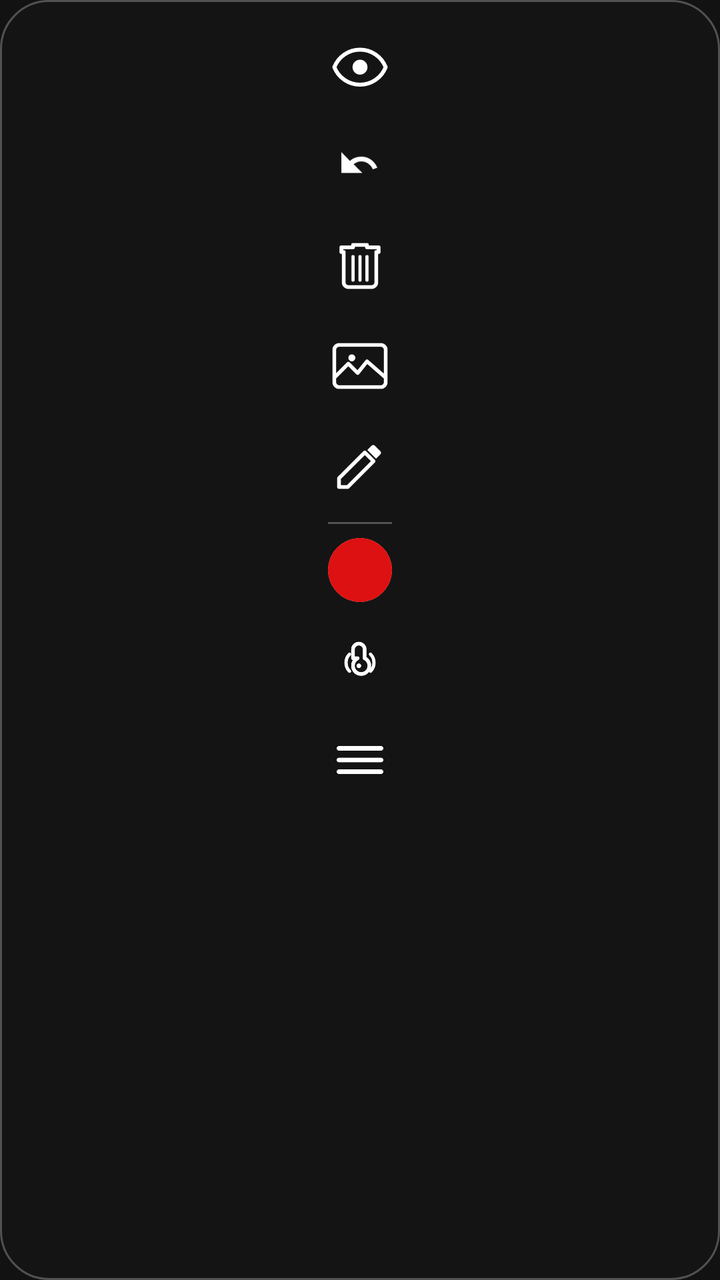
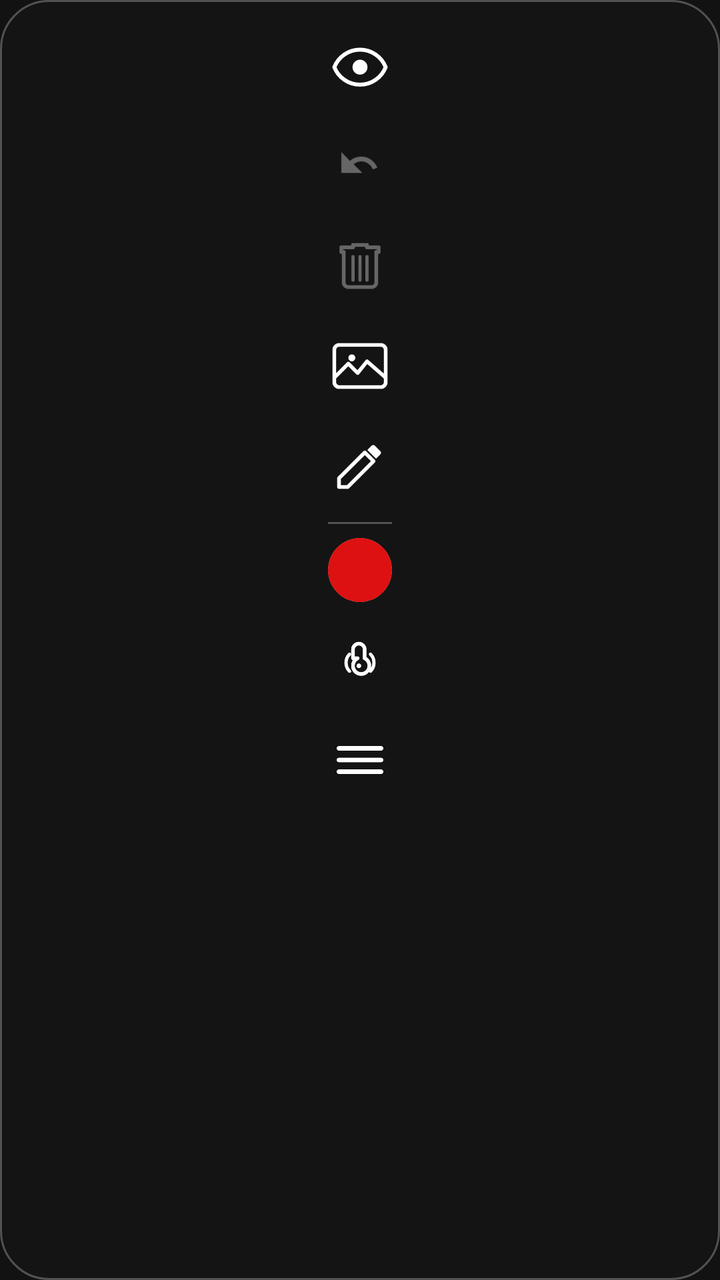

The first picture is an Android layout as it rendered before a commit; the second is the same layout after the commit. The layout source and the unified diff follow.
<!-- AndroidManifest.xml: application theme Theme.DrawAnywhere -->
<!-- res/layout/overlay_toolbar_vertical.xml -->
<?xml version="1.0" encoding="utf-8"?>
<LinearLayout
    xmlns:android="http://schemas.android.com/apk/res/android"
    android:layout_width="wrap_content"
    android:layout_height="wrap_content"
    android:orientation="vertical"
    android:gravity="center_horizontal"
    android:background="@drawable/bg_toolbar"
    android:paddingStart="4dp"
    android:paddingEnd="4dp"
    android:paddingTop="8dp"
    android:paddingBottom="8dp"
    android:elevation="8dp">

    
    <ImageView
        android:id="@+id/btn_hide"
        android:layout_width="50dp"
        android:layout_height="50dp"
        android:padding="11dp"
        android:src="@drawable/ic_eye"
        android:tint="@color/toolbar_icon_default"
        android:scaleType="fitCenter"
        android:background="@android:color/transparent"
        android:contentDescription="@string/cd_btn_hide" />

    
    <ImageView
        android:id="@+id/btn_undo"
        android:layout_width="50dp"
        android:layout_height="50dp"
        android:padding="11dp"
        android:src="@drawable/ic_undo"
        android:tint="@color/toolbar_icon_default"
        android:scaleType="fitCenter"
        android:background="@android:color/transparent"
        android:contentDescription="@string/cd_btn_undo" />

    
    <ImageView
        android:id="@+id/btn_clear"
        android:layout_width="50dp"
        android:layout_height="50dp"
        android:padding="11dp"
        android:src="@drawable/ic_trash"
        android:tint="@color/toolbar_icon_default"
        android:scaleType="fitCenter"
        android:background="@android:color/transparent"
        android:contentDescription="@string/cd_btn_clear" />

    
    <ImageView
        android:id="@+id/btn_add_image"
        android:layout_width="50dp"
        android:layout_height="50dp"
        android:padding="11dp"
        android:src="@drawable/ic_image"
        android:tint="@color/toolbar_icon_default"
        android:scaleType="fitCenter"
        android:background="@android:color/transparent"
        android:contentDescription="@string/cd_btn_image" />

    
    <ImageView
        android:id="@+id/btn_tools"
        android:layout_width="50dp"
        android:layout_height="50dp"
        android:padding="11dp"
        android:src="@drawable/ic_pen"
        android:tint="@color/toolbar_icon_default"
        android:scaleType="fitCenter"
        android:background="@android:color/transparent"
        android:contentDescription="@string/cd_btn_tools" />

    
    <View
        android:id="@+id/toolbar_divider"
        android:layout_width="32dp"
        android:layout_height="1dp"
        android:background="@color/toolbar_divider"
        android:layout_marginTop="3dp"
        android:layout_marginBottom="3dp" />

    
    <FrameLayout
        android:layout_width="32dp"
        android:layout_height="32dp"
        android:layout_marginTop="4dp"
        android:layout_marginBottom="4dp"
        android:background="@drawable/bg_color_dot_ring"
        android:clipToOutline="true"
        android:contentDescription="@string/cd_color_dot">
        <View
            android:id="@+id/view_color_dot"
            android:layout_width="match_parent"
            android:layout_height="match_parent"
            android:background="@color/toolbar_dot_red" />
    </FrameLayout>

    
    <ImageView
        android:id="@+id/view_finger_indicator"
        android:layout_width="50dp"
        android:layout_height="50dp"
        android:padding="11dp"
        android:src="@drawable/ic_finger"
        android:tint="@color/toolbar_icon_default"
        android:scaleType="fitCenter"
        android:background="@android:color/transparent"
        android:importantForAccessibility="no"
        android:contentDescription="@null" />

    
    <ImageView
        android:id="@+id/btn_settings"
        android:layout_width="50dp"
        android:layout_height="50dp"
        android:padding="11dp"
        android:src="@drawable/ic_settings"
        android:tint="@color/toolbar_icon_default"
        android:scaleType="fitCenter"
        android:background="@android:color/transparent"
        android:contentDescription="@string/cd_btn_settings" />

</LinearLayout>
<!-- resources referenced by this layout -->
<resources>
  <color name="toolbar_divider">#44FFFFFF</color>
  <color name="toolbar_dot_red">#FFDD1111</color>
  <color name="toolbar_icon_default">#FFFFFFFF</color>
  <!-- drawable bg_color_dot_ring (drawable) -->
  <?xml version="1.0" encoding="utf-8"?>
  <shape xmlns:android="http://schemas.android.com/apk/res/android"
      android:shape="oval">
  
      <solid android:color="@android:color/transparent" />
  
      <stroke
          android:width="2dp"
          android:color="#FFFFFFFF" />
  
  </shape>
  <!-- drawable bg_toolbar (drawable) -->
  <?xml version="1.0" encoding="utf-8"?>
  <shape xmlns:android="http://schemas.android.com/apk/res/android"
      android:shape="rectangle">
  
      <solid android:color="@color/toolbar_bg" />
  
      <corners android:radius="24dp" />
  
      <stroke
          android:width="1dp"
          android:color="@color/toolbar_divider" />
  
  </shape>
  <!-- drawable ic_eye (drawable) -->
  <?xml version="1.0" encoding="utf-8"?>
  <vector xmlns:android="http://schemas.android.com/apk/res/android"
      android:width="24dp" android:height="24dp"
      android:viewportWidth="24" android:viewportHeight="24">
      <path
          android:pathData="M12,5C7,5 2.73,8.11 1,12.5C2.73,16.89 7,20 12,20C17,20 21.27,16.89 23,12.5C21.27,8.11 17,5 12,5Z"
          android:fillColor="#00000000"
          android:strokeColor="#FFFFFFFF"
          android:strokeWidth="1.7"
          android:strokeLineCap="round"
          android:strokeLineJoin="round" />
      <path
          android:pathData="M12,9.3A3.2,3.2 0,0 1,15.2 12.5A3.2,3.2 0,0 1,12 15.7A3.2,3.2 0,0 1,8.8 12.5A3.2,3.2 0,0 1,12 9.3Z"
          android:fillColor="#FFFFFFFF" />
  </vector>
  <!-- drawable ic_pen (drawable) -->
  <?xml version="1.0" encoding="utf-8"?>
  <vector xmlns:android="http://schemas.android.com/apk/res/android"
      android:width="24dp"
      android:height="24dp"
      android:viewportWidth="24"
      android:viewportHeight="24">
  
      
      <path
          android:pathData="M3,17.25V21H6.75L17.81,9.94L14.06,6.19L3,17.25Z"
          android:fillColor="#00000000"
          android:strokeColor="#FFFFFFFF"
          android:strokeWidth="1.6"
          android:strokeLineCap="round"
          android:strokeLineJoin="round" />
  
      
      <path
          android:pathData="M20.71,7.04C21.1,6.65 21.1,6.02 20.71,5.63L18.37,3.29C17.98,2.9 17.35,2.9 16.96,3.29L15.13,5.12L18.88,8.87L20.71,7.04Z"
          android:fillColor="#FFFFFFFF" />
  
  </vector>
  <!-- drawable ic_undo (drawable) -->
  <?xml version="1.0" encoding="utf-8"?>
  <vector xmlns:android="http://schemas.android.com/apk/res/android"
      android:width="24dp"
      android:height="24dp"
      android:viewportWidth="24"
      android:viewportHeight="24">
  
      <path
          android:pathData="M12.5,8C10.65,8 8.99,8.7 7.7,9.83L4,6V15H13L9.27,11.27C10.16,10.49 11.28,10 12.5,10C14.77,10 16.72,11.44 17.5,13.45L19.41,12.74C18.29,9.87 15.61,8 12.5,8Z"
          android:fillColor="#FFFFFFFF" />
  
  </vector>
  <string name="cd_btn_clear">Clear canvas</string>
  <string name="cd_btn_hide">Hide or show canvas</string>
  <string name="cd_btn_image">Add image from gallery</string>
  <string name="cd_btn_settings">Open settings</string>
  <string name="cd_btn_tools">Select drawing tool</string>
  <string name="cd_btn_undo">Undo last stroke</string>
  <string name="cd_color_dot">Current drawing color</string>
  <color name="toolbar_bg">#E8141414</color>
  <color name="colorPrimary">#FFB73A3A</color>
  <color name="colorPrimaryVariant">#FF8B0000</color>
  <color name="colorOnPrimary">#FFFFFFFF</color>
  <color name="colorSecondary">#FF444444</color>
  <color name="colorOnSecondary">#FFFFFFFF</color>
  <color name="colorError">#FFCF6679</color>
  <color name="colorOnError">#FF000000</color>
  <color name="colorSurface">#FF1C1C1C</color>
  <color name="colorOnSurface">#FFFFFFFF</color>
  <color name="colorBackground">#FF121212</color>
  <!-- unchanged entries left out for length: 5 -->
</resources>

<!-- the commit's change to res/layout/overlay_toolbar_vertical.xml (unified diff, before → after) -->
@@ -21,7 +21,7 @@
         android:src="@drawable/ic_eye"
         android:tint="@color/toolbar_icon_default"
         android:scaleType="fitCenter"
-        android:background="@android:color/transparent"
+        android:background="?attr/selectableItemBackgroundBorderless"
         android:contentDescription="@string/cd_btn_hide" />
 
     
@@ -33,7 +33,9 @@
         android:src="@drawable/ic_undo"
         android:tint="@color/toolbar_icon_default"
         android:scaleType="fitCenter"
-        android:background="@android:color/transparent"
+        android:background="?attr/selectableItemBackgroundBorderless"
+        android:alpha="0.35"
+        android:enabled="false"
         android:contentDescription="@string/cd_btn_undo" />
 
     
@@ -45,7 +47,9 @@
         android:src="@drawable/ic_trash"
         android:tint="@color/toolbar_icon_default"
         android:scaleType="fitCenter"
-        android:background="@android:color/transparent"
+        android:background="?attr/selectableItemBackgroundBorderless"
+        android:alpha="0.35"
+        android:enabled="false"
         android:contentDescription="@string/cd_btn_clear" />
 
     
@@ -57,7 +61,7 @@
         android:src="@drawable/ic_image"
         android:tint="@color/toolbar_icon_default"
         android:scaleType="fitCenter"
-        android:background="@android:color/transparent"
+        android:background="?attr/selectableItemBackgroundBorderless"
         android:contentDescription="@string/cd_btn_image" />
 
     
@@ -69,10 +73,9 @@
         android:src="@drawable/ic_pen"
         android:tint="@color/toolbar_icon_default"
         android:scaleType="fitCenter"
-        android:background="@android:color/transparent"
+        android:background="?attr/selectableItemBackgroundBorderless"
         android:contentDescription="@string/cd_btn_tools" />
 
-    
     <View
         android:id="@+id/toolbar_divider"
         android:layout_width="32dp"
@@ -99,16 +102,15 @@
 
     
     <ImageView
-        android:id="@+id/view_finger_indicator"
+        android:id="@+id/btn_finger"
         android:layout_width="50dp"
         android:layout_height="50dp"
         android:padding="11dp"
         android:src="@drawable/ic_finger"
         android:tint="@color/toolbar_icon_default"
         android:scaleType="fitCenter"
-        android:background="@android:color/transparent"
-        android:importantForAccessibility="no"
-        android:contentDescription="@null" />
+        android:background="?attr/selectableItemBackgroundBorderless"
+        android:contentDescription="@string/cd_btn_finger" />
 
     
     <ImageView
@@ -119,7 +121,7 @@
         android:src="@drawable/ic_settings"
         android:tint="@color/toolbar_icon_default"
         android:scaleType="fitCenter"
-        android:background="@android:color/transparent"
+        android:background="?attr/selectableItemBackgroundBorderless"
         android:contentDescription="@string/cd_btn_settings" />
 
 </LinearLayout>
